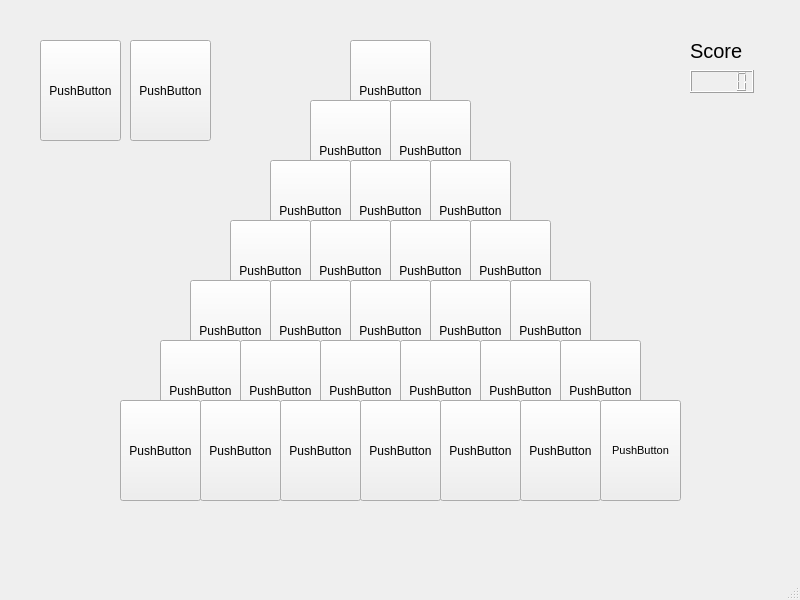
Qt form window.ui (nastiaymlnv/Solitaire) before a commit.
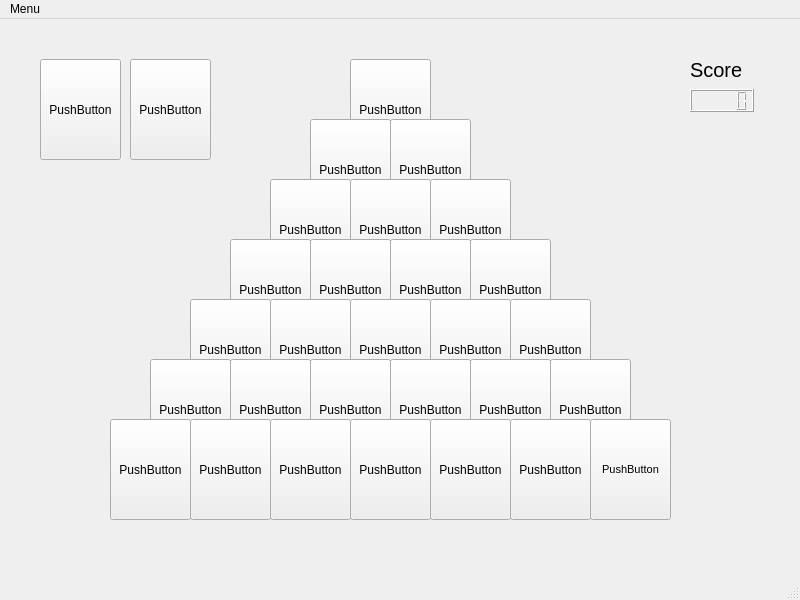
The same form after that commit.

What changed in the file:
```diff
--- a/window.ui
+++ b/window.ui
@@ -10,6 +10,18 @@
     <height>600</height>
    </rect>
   </property>
+  <property name="minimumSize">
+   <size>
+    <width>800</width>
+    <height>600</height>
+   </size>
+  </property>
+  <property name="maximumSize">
+   <size>
+    <width>800</width>
+    <height>600</height>
+   </size>
+  </property>
   <property name="windowTitle">
    <string>MainWindow</string>
   </property>
@@ -56,7 +68,7 @@
    <widget class="QPushButton" name="pushButton_4">
     <property name="geometry">
      <rect>
-      <x>350</x>
+      <x>270</x>
       <y>160</y>
       <width>81</width>
       <height>101</height>
@@ -69,7 +81,7 @@
    <widget class="QPushButton" name="pushButton_5">
     <property name="geometry">
      <rect>
-      <x>270</x>
+      <x>350</x>
       <y>160</y>
       <width>81</width>
       <height>101</height>
@@ -95,7 +107,7 @@
    <widget class="QPushButton" name="pushButton_7">
     <property name="geometry">
      <rect>
-      <x>310</x>
+      <x>230</x>
       <y>220</y>
       <width>81</width>
       <height>101</height>
@@ -108,7 +120,7 @@
    <widget class="QPushButton" name="pushButton_8">
     <property name="geometry">
      <rect>
-      <x>390</x>
+      <x>310</x>
       <y>220</y>
       <width>81</width>
       <height>101</height>
@@ -121,7 +133,7 @@
    <widget class="QPushButton" name="pushButton_9">
     <property name="geometry">
      <rect>
-      <x>230</x>
+      <x>390</x>
       <y>220</y>
       <width>81</width>
       <height>101</height>
@@ -147,7 +159,7 @@
    <widget class="QPushButton" name="pushButton_11">
     <property name="geometry">
      <rect>
-      <x>350</x>
+      <x>190</x>
       <y>280</y>
       <width>81</width>
       <height>101</height>
@@ -173,7 +185,7 @@
    <widget class="QPushButton" name="pushButton_13">
     <property name="geometry">
      <rect>
-      <x>190</x>
+      <x>350</x>
       <y>280</y>
       <width>81</width>
       <height>101</height>
@@ -212,7 +224,7 @@
    <widget class="QPushButton" name="pushButton_16">
     <property name="geometry">
      <rect>
-      <x>240</x>
+      <x>150</x>
       <y>340</y>
       <width>81</width>
       <height>101</height>
@@ -225,7 +237,7 @@
    <widget class="QPushButton" name="pushButton_17">
     <property name="geometry">
      <rect>
-      <x>160</x>
+      <x>230</x>
       <y>340</y>
       <width>81</width>
       <height>101</height>
@@ -238,7 +250,7 @@
    <widget class="QPushButton" name="pushButton_18">
     <property name="geometry">
      <rect>
-      <x>200</x>
+      <x>110</x>
       <y>400</y>
       <width>81</width>
       <height>101</height>
@@ -251,7 +263,7 @@
    <widget class="QPushButton" name="pushButton_19">
     <property name="geometry">
      <rect>
-      <x>320</x>
+      <x>390</x>
       <y>340</y>
       <width>81</width>
       <height>101</height>
@@ -264,7 +276,7 @@
    <widget class="QPushButton" name="pushButton_20">
     <property name="geometry">
      <rect>
-      <x>400</x>
+      <x>470</x>
       <y>340</y>
       <width>81</width>
       <height>101</height>
@@ -277,7 +289,7 @@
    <widget class="QPushButton" name="pushButton_21">
     <property name="geometry">
      <rect>
-      <x>480</x>
+      <x>550</x>
       <y>340</y>
       <width>81</width>
       <height>101</height>
@@ -290,7 +302,7 @@
    <widget class="QPushButton" name="pushButton_22">
     <property name="geometry">
      <rect>
-      <x>560</x>
+      <x>310</x>
       <y>340</y>
       <width>81</width>
       <height>101</height>
@@ -303,7 +315,7 @@
    <widget class="QPushButton" name="pushButton_23">
     <property name="geometry">
      <rect>
-      <x>280</x>
+      <x>190</x>
       <y>400</y>
       <width>81</width>
       <height>101</height>
@@ -316,7 +328,7 @@
    <widget class="QPushButton" name="pushButton_24">
     <property name="geometry">
      <rect>
-      <x>120</x>
+      <x>270</x>
       <y>400</y>
       <width>81</width>
       <height>101</height>
@@ -329,7 +341,7 @@
    <widget class="QPushButton" name="pushButton_25">
     <property name="geometry">
      <rect>
-      <x>360</x>
+      <x>350</x>
       <y>400</y>
       <width>81</width>
       <height>101</height>
@@ -342,7 +354,7 @@
    <widget class="QPushButton" name="pushButton_26">
     <property name="geometry">
      <rect>
-      <x>440</x>
+      <x>430</x>
       <y>400</y>
       <width>81</width>
       <height>101</height>
@@ -355,7 +367,7 @@
    <widget class="QPushButton" name="pushButton_27">
     <property name="geometry">
      <rect>
-      <x>520</x>
+      <x>510</x>
       <y>400</y>
       <width>81</width>
       <height>101</height>
@@ -368,7 +380,7 @@
    <widget class="QPushButton" name="pushButton_28">
     <property name="geometry">
      <rect>
-      <x>600</x>
+      <x>590</x>
       <y>400</y>
       <width>81</width>
       <height>101</height>
@@ -450,6 +462,14 @@
    <property name="nativeMenuBar">
     <bool>true</bool>
    </property>
+   <widget class="QMenu" name="menuMenu">
+    <property name="title">
+     <string>Menu</string>
+    </property>
+    <addaction name="actionNew_game"/>
+    <addaction name="actionRules"/>
+   </widget>
+   <addaction name="menuMenu"/>
   </widget>
   <widget class="QStatusBar" name="statusbar"/>
  </widget>
```
Left out of the diff: 16 changed lines with no effect on the pictures.
